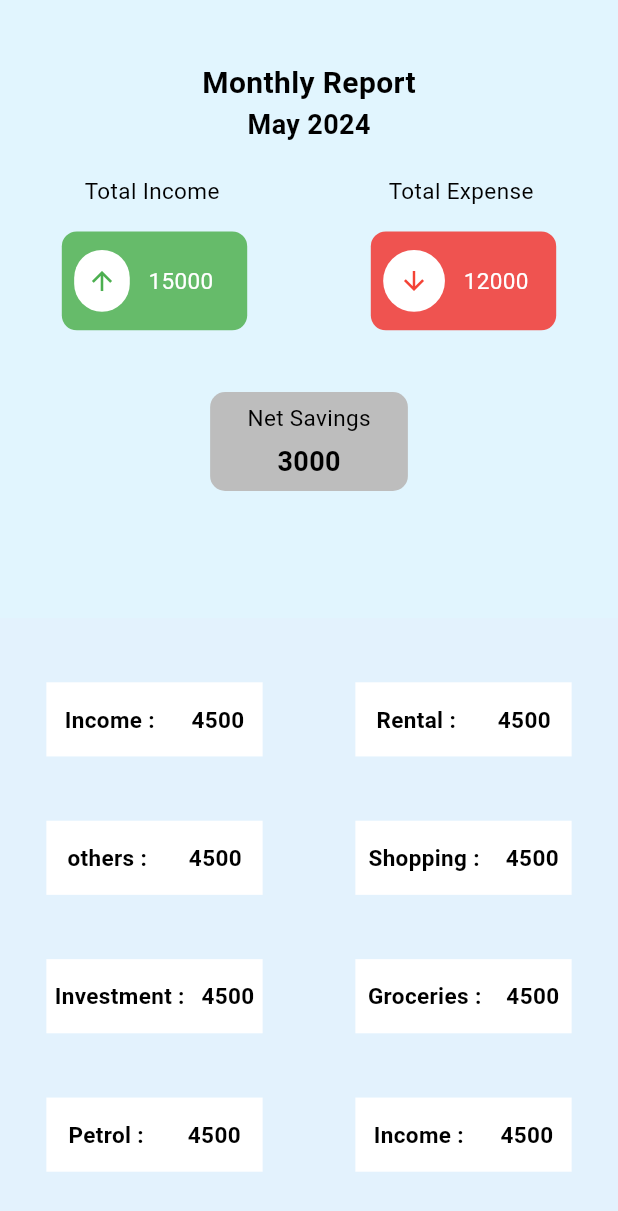
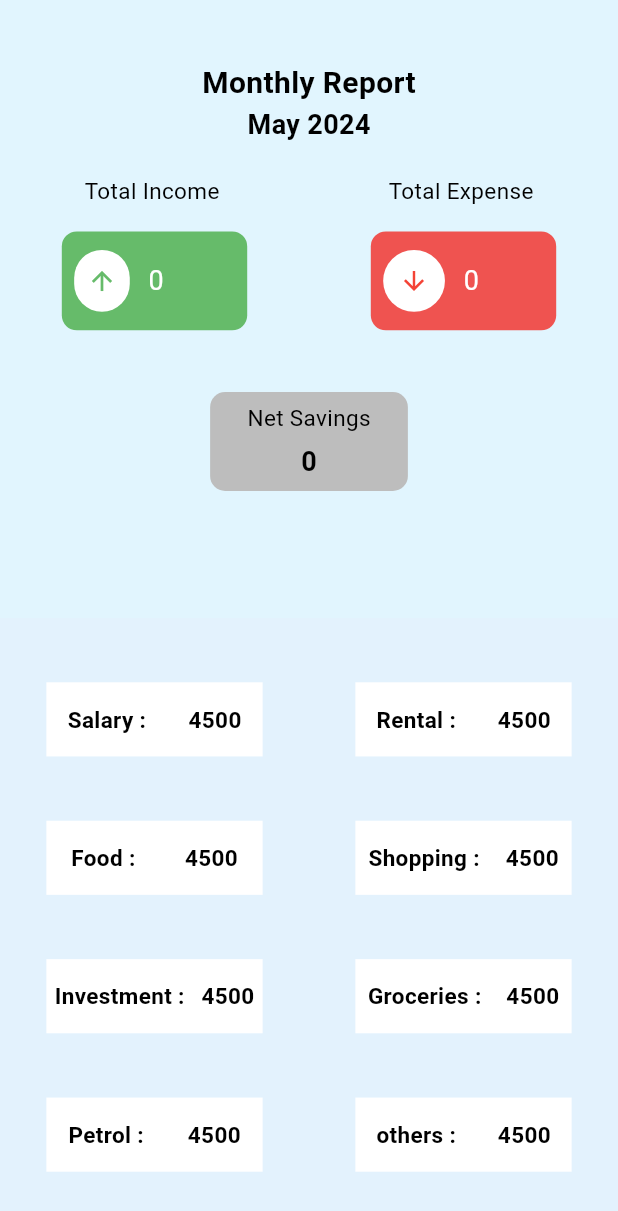
Before and after one commit to aravindr56/expense-tracker, a Flutter app: the MonthlyReport screen opened directly, on a phone screen of 412 x 824 dp. Shown: the top 1211 px of the screen. Run offline on Flutter 3.47's test engine with Material 3 defaults, Android fonts, the phone set to English and light mode, and no system bars; our stand-ins replace cloud_firestore, firebase_auth, firebase_core, shared_preferences; accounts and stored records are empty.

Commit message:
fifth commit

```diff
--- a/lib/main.dart
+++ b/lib/main.dart
@@ -1,4 +1,5 @@
 import 'package:expence_tracker/firebase_options.dart';
+import 'package:expence_tracker/provider/bottom_navigation_provider.dart';
 import 'package:expence_tracker/screens/splash_screen.dart';
 import 'package:expence_tracker/screens/welcome_page.dart';
 import 'package:flutter/material.dart';
@@ -26,7 +27,8 @@ class MyApp extends StatelessWidget {
   Widget build(BuildContext context) {
     return MultiProvider(
       providers: [
-        ChangeNotifierProvider(create: (context)=>TransactionProvider())
+        ChangeNotifierProvider(create: (_)=>TransactionProvider()),
+        ChangeNotifierProvider(create: (context)=>NavigationProvider()),
       ],
     child: MaterialApp(
     home: SplashScreen(),
--- /dev/null
+++ b/lib/provider/bottom_navigation_provider.dart
@@ -0,0 +1,13 @@
+import 'package:flutter/material.dart';
+
+class NavigationProvider extends ChangeNotifier{
+  int myIndex=0;
+  notifyListeners();
+
+  changeIndex(int index)
+  {
+    myIndex=index;
+    notifyListeners();
+  }
+
+}
--- a/lib/screens/home_page.dart
+++ b/lib/screens/home_page.dart
@@ -1,3 +1,4 @@
+import 'package:expence_tracker/provider/bottom_navigation_provider.dart';
 import 'package:expence_tracker/provider/transaction_provider.dart';
 import 'package:expence_tracker/screens/transaction/view_transaction.dart';
 import 'package:flutter/material.dart';
@@ -30,7 +31,8 @@ class _HomePageState extends State<HomePage> {
   }
   @override
   Widget build(BuildContext context) {
-      TransactionProvider transactionProvider=Provider.of<TransactionProvider>(context);
+      NavigationProvider navigationProvider=Provider.of(context);
+    TransactionProvider transactionProvider=Provider.of<TransactionProvider>(context);
     double w = MediaQuery.of(context).size.width;
     double h = MediaQuery.of(context).size.height;
     return PopScope(
@@ -223,7 +225,7 @@ class _HomePageState extends State<HomePage> {
                            Text('Recent Transaction',style: TextStyle(color: Colors.black,fontSize: 18),),
                             ElevatedButton(
                                 onPressed: () {
-                                  Navigator.pushReplacement(context, MaterialPageRoute(builder: (context)=>ViewTransaction()));
+                                  navigationProvider.changeIndex(1);
                                 },
                                 style: ElevatedButton.styleFrom(
                                     backgroundColor: Colors.grey.shade200),
--- a/lib/screens/report_page.dart
+++ b/lib/screens/report_page.dart
@@ -1,8 +1,10 @@
+import 'package:expence_tracker/provider/transaction_provider.dart';
 import 'package:flutter/cupertino.dart';
 import 'package:flutter/material.dart';
 import 'package:flutter/painting.dart';
 import 'package:flutter/widgets.dart';
 import 'package:intl/intl.dart';
+import 'package:provider/provider.dart';
 class MonthlyReport extends StatefulWidget {
   const MonthlyReport({super.key});
 
@@ -14,7 +16,7 @@ class _MonthlyReportState extends State<MonthlyReport> {
   String formattedDate = DateFormat('MMMM yyyy').format(DateTime.now());
   @override
   Widget build(BuildContext context) {
-
+    TransactionProvider transactionProvider=Provider.of(context);
     double w = MediaQuery.of(context).size.width;
     double h = MediaQuery.of(context).size.height;
     return Scaffold(
@@ -60,10 +62,10 @@ class _MonthlyReportState extends State<MonthlyReport> {
                                 borderRadius: BorderRadius.circular(100),
                                 color: Colors.white,
                               ),
-                              child: Icon(Icons.arrow_upward_sharp,size: 20,color: Colors.green,),
+                              child: Icon(Icons.arrow_upward_sharp,size: 20,color: Colors.green.shade400,),
                             ),
                             SizedBox(width: w * 0.03,),
-                            Text('15000',style: TextStyle(color: Colors.white,fontSize: 15),),
+                            Text(transactionProvider.totalIncome.toString(),style: TextStyle(color: Colors.white,fontSize: 18),),
                           ],
                         ),
                       ),
@@ -87,7 +89,7 @@ class _MonthlyReportState extends State<MonthlyReport> {
                               child: Icon(Icons.arrow_downward_sharp,size: 20,color: Colors.red,),
                             ),
                             SizedBox(width: w * 0.03,),
-                            Text('12000',style: TextStyle(color: Colors.white,fontSize: 15),),
+                            Text(transactionProvider.totalExpense.toString(),style: TextStyle(color: Colors.white,fontSize: 18),),
                           ],
                         ),
                       )
@@ -107,7 +109,7 @@ class _MonthlyReportState extends State<MonthlyReport> {
                         children: [
                           // SizedBox(height:  h * 0.01,),
                           Text('Net Savings',style: TextStyle(color: Colors.black,fontSize: 15),),
-                          Text('3000',style: TextStyle(color: Colors.black,fontSize: 18,fontWeight: FontWeight.bold),),
+                          Text(transactionProvider.balance.toString(),style: TextStyle(color: Colors.black,fontSize: 18,fontWeight: FontWeight.bold),),
 
                         ],
                       ),
@@ -138,7 +140,7 @@ class _MonthlyReportState extends State<MonthlyReport> {
                          child: Row(
                            mainAxisAlignment: MainAxisAlignment.spaceAround,
                            children: [
-                             Text('Income :',style: TextStyle(color: Colors.black,fontSize: 15,fontWeight: FontWeight.bold),),
+                             Text('Salary :',style: TextStyle(color: Colors.black,fontSize: 15,fontWeight: FontWeight.bold),),
                              Text('4500',style: TextStyle(color: Colors.black,fontSize: 15,fontWeight: FontWeight.bold),),
                            ],
                          ),
@@ -168,7 +170,7 @@ class _MonthlyReportState extends State<MonthlyReport> {
                           child: Row(
                             mainAxisAlignment: MainAxisAlignment.spaceAround,
                             children: [
-                              Text('others :',style: TextStyle(color: Colors.black,fontSize: 15,fontWeight: FontWeight.bold),),
+                              Text('Food :',style: TextStyle(color: Colors.black,fontSize: 15,fontWeight: FontWeight.bold),),
                               Text('4500',style: TextStyle(color: Colors.black,fontSize: 15,fontWeight: FontWeight.bold),),
                             ],
                           ),
@@ -240,7 +242,7 @@ class _MonthlyReportState extends State<MonthlyReport> {
                           child: Row(
                             mainAxisAlignment: MainAxisAlignment.spaceAround,
                             children: [
-                              Text('Income :',style: TextStyle(color: Colors.black,fontSize: 15,fontWeight: FontWeight.bold),),
+                              Text('others :',style: TextStyle(color: Colors.black,fontSize: 15,fontWeight: FontWeight.bold),),
                               Text('4500',style: TextStyle(color: Colors.black,fontSize: 15,fontWeight: FontWeight.bold),),
                             ],
                           ),
--- a/lib/screens/transaction/add_transaction.dart
+++ b/lib/screens/transaction/add_transaction.dart
@@ -28,7 +28,7 @@ class _AddTransactionState extends State<AddTransaction> {
     double w = MediaQuery.of(context).size.width;
     double h = MediaQuery.of(context).size.height;
 
-    List<String> categories = ['Salary', 'Food', 'Shopping', 'Others', 'groceries'];
+    List<String> categories = ['Salary', 'Food', 'Shopping', 'Others', 'Groceries',"Rental,"'Investment',"Entertainment","Petrol",];
 
     return PopScope(
       canPop: false,
```
Also changed, not shown: lib/provider/transaction_provider.dart (+71 -23 lines), lib/screens/main_page.dart (+7 -6 lines), lib/screens/transaction/view_transaction.dart (+52 -74 lines).
